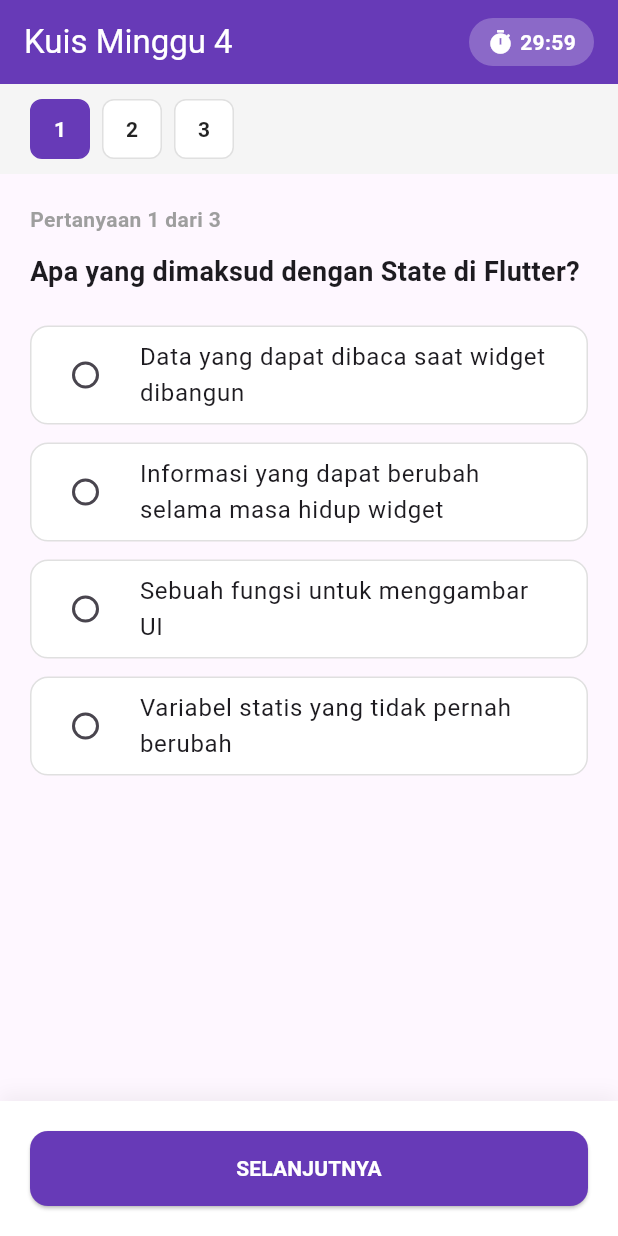
After one commit to hamidarki/lms_uas, a Flutter app: the KuisPage screen opened directly, after a tap on "MULAI MENGERJAKAN", on a phone screen of 412 x 824 dp. The commit adds this screen. Run offline on Flutter 3.47's test engine with Material 3 defaults, Android fonts, the phone set to English and light mode, and no system bars.

Commit message:
menambahkan isi konten halaman kuis

```diff
--- a/lib/pages/detail_kelas_page.dart
+++ b/lib/pages/detail_kelas_page.dart
@@ -1,6 +1,7 @@
 import 'package:flutter/material.dart';
 import 'package:lms/pages/materi_page.dart';
 import 'package:lms/pages/tugas_page.dart';
+import 'package:lms/pages/kuis_page.dart';
 
 class DetailKelasPage extends StatefulWidget {
   final String namaMatakuliah;
@@ -181,8 +182,29 @@ class _DetailKelasPageState extends State<DetailKelasPage> with SingleTickerProv
     return ListView(
       padding: const EdgeInsets.all(16),
       children: [
-        _buildActionCard(Icons.timer, 'Kuis Minggu 4', 'Durasi: 30 Menit', Colors.blue),
-        _buildActionCard(Icons.lock, 'Ujian Akhir Semester', 'Terkunci', Colors.grey),
+        _buildActionCard(
+          Icons.timer,
+          'Kuis Minggu 4',
+          'Durasi: 30 Menit',
+          Colors.blue,
+          onTap: () {
+            Navigator.push(
+              context,
+              MaterialPageRoute(
+                builder: (context) => const KuisPage(
+                  judul: 'Kuis Minggu 4',
+                  durasi: '30 Menit',
+                ),
+              ),
+            );
+          },
+        ),
+        _buildActionCard(
+          Icons.lock,
+          'Ujian Akhir Semester',
+          'Terkunci',
+          Colors.grey,
+        ),
       ],
     );
   }
--- /dev/null
+++ b/lib/pages/kuis_page.dart
@@ -0,0 +1,365 @@
+import 'dart:async';
+import 'package:flutter/material.dart';
+
+class KuisPage extends StatefulWidget {
+  final String judul;
+  final String durasi;
+
+  const KuisPage({
+    super.key,
+    required this.judul,
+    required this.durasi,
+  });
+
+  @override
+  State<KuisPage> createState() => _KuisPageState();
+}
+
+class _KuisPageState extends State<KuisPage> {
+  int _currentQuestionIndex = 0;
+  int _secondsRemaining = 1800; // 30 menit dalam detik
+  Timer? _timer;
+  bool _isStarted = false;
+  final Map<int, int?> _answers = {};
+
+  final List<Map<String, dynamic>> _questions = [
+    {
+      'question': 'Apa yang dimaksud dengan State di Flutter?',
+      'options': [
+        'Data yang dapat dibaca saat widget dibangun',
+        'Informasi yang dapat berubah selama masa hidup widget',
+        'Sebuah fungsi untuk menggambar UI',
+        'Variabel statis yang tidak pernah berubah'
+      ],
+      'answer': 1,
+    },
+    {
+      'question': 'Widget mana yang digunakan untuk membuat layout vertikal?',
+      'options': ['Row', 'Stack', 'Column', 'Container'],
+      'answer': 2,
+    },
+    {
+      'question': 'Apa kegunaan dari pubspec.yaml?',
+      'options': [
+        'Menulis kode logika bisnis',
+        'Mengatur aset dan dependensi proyek',
+        'Menyimpan data user secara lokal',
+        'Mengatur navigasi aplikasi'
+      ],
+      'answer': 1,
+    },
+  ];
+
+  @override
+  void initState() {
+    super.initState();
+  }
+
+  void _startQuiz() {
+    setState(() {
+      _isStarted = true;
+    });
+    _timer = Timer.periodic(const Duration(seconds: 1), (timer) {
+      if (_secondsRemaining > 0) {
+        setState(() {
+          _secondsRemaining--;
+        });
+      } else {
+        _submitQuiz();
+      }
+    });
+  }
+
+  void _submitQuiz() {
+    _timer?.cancel();
+    showDialog(
+      context: context,
+      barrierDismissible: false,
+      builder: (context) => AlertDialog(
+        title: const Text('Kuis Selesai'),
+        content: Text('Anda telah menyelesaikan ${widget.judul}. Jawaban Anda telah berhasil dikirim ke sistem.'),
+        actions: [
+          TextButton(
+            onPressed: () {
+              Navigator.pop(context); // Close dialog
+              Navigator.pop(context); // Back to detail page
+            },
+            child: const Text('KEMBALI KE KELAS'),
+          ),
+        ],
+      ),
+    );
+  }
+
+  String _formatTime(int seconds) {
+    int minutes = seconds ~/ 60;
+    int remainingSeconds = seconds % 60;
+    return '${minutes.toString().padLeft(2, '0')}:${remainingSeconds.toString().padLeft(2, '0')}';
+  }
+
+  @override
+  void dispose() {
+    _timer?.cancel();
+    super.dispose();
+  }
+
+  @override
+  Widget build(BuildContext context) {
+    if (!_isStarted) {
+      return _buildStartScreen();
+    }
+
+    return Scaffold(
+      appBar: AppBar(
+        title: Text(widget.judul),
+        backgroundColor: Colors.deepPurple,
+        foregroundColor: Colors.white,
+        automaticallyImplyLeading: false, // Prevent accidental back
+        actions: [
+          Padding(
+            padding: const EdgeInsets.symmetric(horizontal: 16),
+            child: Center(
+              child: Container(
+                padding: const EdgeInsets.symmetric(horizontal: 12, vertical: 6),
+                decoration: BoxDecoration(
+                  color: _secondsRemaining < 300 ? Colors.red : Colors.white24,
+                  borderRadius: BorderRadius.circular(20),
+                ),
+                child: Row(
+                  children: [
+                    const Icon(Icons.timer, size: 18),
+                    const SizedBox(width: 4),
+                    Text(
+                      _formatTime(_secondsRemaining),
+                      style: const TextStyle(fontWeight: FontWeight.bold),
+                    ),
+                  ],
+                ),
+              ),
+            ),
+          ),
+        ],
+      ),
+      body: Column(
+        children: [
+          // Question Navigation Bar
+          Container(
+            height: 60,
+            padding: const EdgeInsets.symmetric(horizontal: 16),
+            color: Colors.grey[100],
+            child: ListView.builder(
+              scrollDirection: Axis.horizontal,
+              itemCount: _questions.length,
+              itemBuilder: (context, index) {
+                bool isCurrent = _currentQuestionIndex == index;
+                bool isAnswered = _answers.containsKey(index);
+                return GestureDetector(
+                  onTap: () => setState(() => _currentQuestionIndex = index),
+                  child: Container(
+                    width: 40,
+                    margin: const EdgeInsets.symmetric(horizontal: 4, vertical: 10),
+                    decoration: BoxDecoration(
+                      color: isCurrent ? Colors.deepPurple : (isAnswered ? Colors.green[100] : Colors.white),
+                      border: Border.all(color: isCurrent ? Colors.deepPurple : Colors.grey[300]!),
+                      borderRadius: BorderRadius.circular(8),
+                    ),
+                    child: Center(
+                      child: Text(
+                        '${index + 1}',
+                        style: TextStyle(
+                          color: isCurrent ? Colors.white : Colors.black87,
+                          fontWeight: FontWeight.bold,
+                        ),
+                      ),
+                    ),
+                  ),
+                );
+              },
+            ),
+          ),
+
+          Expanded(
+            child: SingleChildScrollView(
+              padding: const EdgeInsets.all(20),
+              child: Column(
+                crossAxisAlignment: CrossAxisAlignment.start,
+                children: [
+                  Text(
+                    'Pertanyaan ${_currentQuestionIndex + 1} dari ${_questions.length}',
+                    style: const TextStyle(color: Colors.grey, fontWeight: FontWeight.bold),
+                  ),
+                  const SizedBox(height: 12),
+                  Text(
+                    _questions[_currentQuestionIndex]['question'],
+                    style: const TextStyle(fontSize: 18, fontWeight: FontWeight.w600, height: 1.4),
+                  ),
+                  const SizedBox(height: 24),
+                  ...List.generate(
+                    _questions[_currentQuestionIndex]['options'].length,
+                    (index) {
+                      bool isSelected = _answers[_currentQuestionIndex] == index;
+                      return Container(
+                        margin: const EdgeInsets.only(bottom: 12),
+                        decoration: BoxDecoration(
+                          color: isSelected ? Colors.deepPurple.withOpacity(0.05) : Colors.white,
+                          border: Border.all(
+                            color: isSelected ? Colors.deepPurple : Colors.grey[300]!,
+                            width: isSelected ? 2 : 1,
+                          ),
+                          borderRadius: BorderRadius.circular(12),
+                        ),
+                        child: RadioListTile<int>(
+                          value: index,
+                          groupValue: _answers[_currentQuestionIndex],
+                          activeColor: Colors.deepPurple,
+                          title: Text(_questions[_currentQuestionIndex]['options'][index]),
+                          onChanged: (val) {
+                            setState(() {
+                              _answers[_currentQuestionIndex] = val;
+                            });
+                          },
+                        ),
+                      );
+                    },
+                  ),
+                ],
+              ),
+            ),
+          ),
+        ],
+      ),
+      bottomNavigationBar: Container(
+        padding: const EdgeInsets.all(20),
+        decoration: BoxDecoration(
+          color: Colors.white,
+          boxShadow: [BoxShadow(color: Colors.black.withOpacity(0.05), blurRadius: 10, offset: const Offset(0, -5))],
+        ),
+        child: Row(
+          children: [
+            if (_currentQuestionIndex > 0)
+              Expanded(
+                child: OutlinedButton(
+                  onPressed: () => setState(() => _currentQuestionIndex--),
+                  style: OutlinedButton.styleFrom(
+                    padding: const EdgeInsets.symmetric(vertical: 15),
+                    side: const BorderSide(color: Colors.deepPurple),
+                    shape: RoundedRectangleBorder(borderRadius: BorderRadius.circular(12)),
+                  ),
+                  child: const Text('SEBELUMNYA'),
+                ),
+              ),
+            if (_currentQuestionIndex > 0) const SizedBox(width: 16),
+            Expanded(
+              flex: 2,
+              child: ElevatedButton(
+                onPressed: () {
+                  if (_currentQuestionIndex < _questions.length - 1) {
+                    setState(() => _currentQuestionIndex++);
+                  } else {
+                    _submitQuiz();
+                  }
+                },
+                style: ElevatedButton.styleFrom(
+                  backgroundColor: Colors.deepPurple,
+                  foregroundColor: Colors.white,
+                  padding: const EdgeInsets.symmetric(vertical: 15),
+                  shape: RoundedRectangleBorder(borderRadius: BorderRadius.circular(12)),
+                ),
+                child: Text(
+                  _currentQuestionIndex < _questions.length - 1 ? 'SELANJUTNYA' : 'KIRIM JAWABAN',
+                  style: const TextStyle(fontWeight: FontWeight.bold),
+                ),
+              ),
+            ),
+          ],
+        ),
+      ),
+    );
+  }
+
+  Widget _buildStartScreen() {
+    return Scaffold(
+      appBar: AppBar(title: const Text('Informasi Kuis')),
+      body: Padding(
+        padding: const EdgeInsets.all(24.0),
+        child: Column(
+          crossAxisAlignment: CrossAxisAlignment.start,
+          children: [
+            const Center(
+              child: Icon(Icons.quiz, size: 80, color: Colors.deepPurple),
+            ),
+            const SizedBox(height: 24),
+            Center(
+              child: Text(
+                widget.judul,
+                textAlign: TextAlign.center,
+                style: const TextStyle(fontSize: 24, fontWeight: FontWeight.bold),
+              ),
+            ),
+            const SizedBox(height: 32),
+            _buildInfoRow(Icons.timer_outlined, 'Waktu Pengerjaan', widget.durasi),
+            _buildInfoRow(Icons.event_note, 'Deadline', '28 Desember 2025, 23:59 WIB'),
+            _buildInfoRow(Icons.score, 'Metode Penilaian', 'Nilai Tertinggi'),
+            _buildInfoRow(Icons.help_outline, 'Jumlah Soal', '${_questions.length} Butir'),
+            const Spacer(),
+            const Card(
+              color: Color(0xFFFFF8E1), // Warning look
+              child: Padding(
+                padding: EdgeInsets.all(16.0),
+                child: Row(
+                  children: [
+                    Icon(Icons.warning_amber_rounded, color: Colors.orange),
+                    SizedBox(width: 12),
+                    Expanded(
+                      child: Text(
+                        'Pastikan koneksi internet stabil. Kuis akan otomatis terkirim saat waktu habis.',
+                        style: TextStyle(fontSize: 13),
+                      ),
+                    ),
+                  ],
+                ),
+              ),
+            ),
+            const SizedBox(height: 24),
+            SizedBox(
+              width: double.infinity,
+              height: 55,
+              child: ElevatedButton(
+                onPressed: _startQuiz,
+                style: ElevatedButton.styleFrom(
+                  backgroundColor: Colors.deepPurple,
+                  foregroundColor: Colors.white,
+                  shape: RoundedRectangleBorder(borderRadius: BorderRadius.circular(12)),
+                ),
+                child: const Text('MULAI MENGERJAKAN', style: TextStyle(fontSize: 16, fontWeight: FontWeight.bold)),
+              ),
+            ),
+          ],
+        ),
+      ),
+    );
+  }
+
+  Widget _buildInfoRow(IconData icon, String label, String value) {
+    return Padding(
+      padding: const EdgeInsets.only(bottom: 16.0),
+      child: Row(
+        children: [
+          Container(
+            padding: const EdgeInsets.all(8),
+            decoration: BoxDecoration(color: Colors.deepPurple.withOpacity(0.1), shape: BoxShape.circle),
+            child: Icon(icon, size: 20, color: Colors.deepPurple),
+          ),
+          const SizedBox(width: 16),
+          Column(
+            crossAxisAlignment: CrossAxisAlignment.start,
+            children: [
+              Text(label, style: const TextStyle(fontSize: 12, color: Colors.grey)),
+              Text(value, style: const TextStyle(fontSize: 15, fontWeight: FontWeight.w600)),
+            ],
+          ),
+        ],
+      ),
+    );
+  }
+}
```
